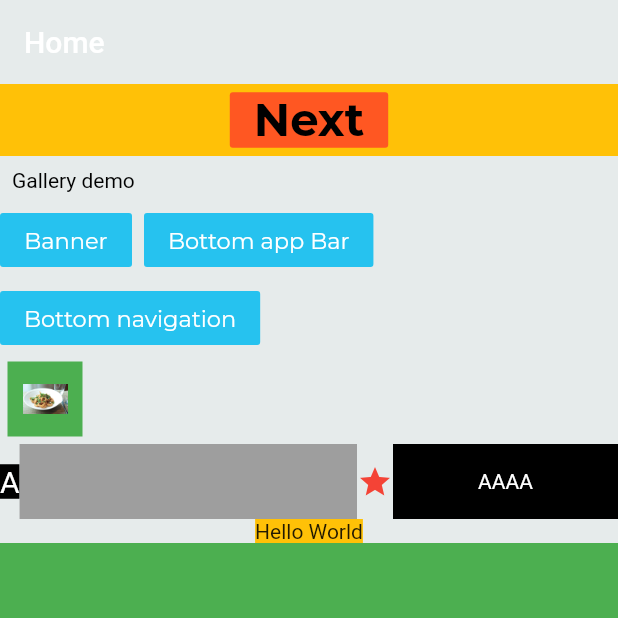
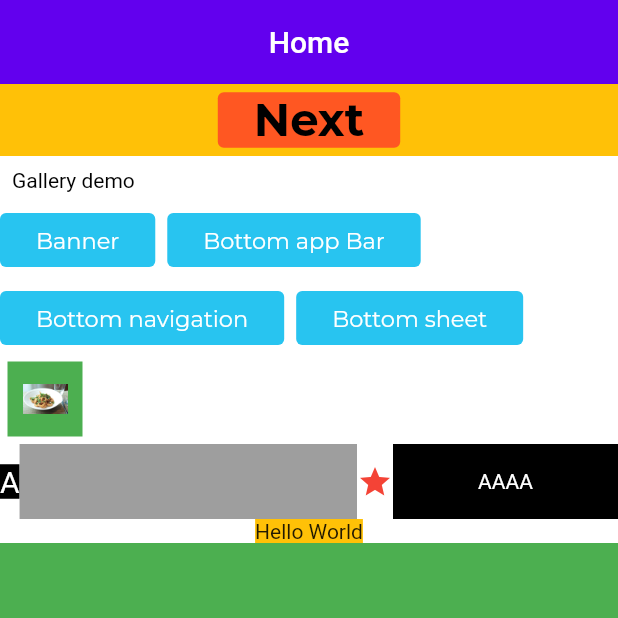
Before and after one commit to luffyjie/flutter, a Flutter app: the screen it shows after launch, on a phone screen of 412 x 824 dp, the top half of it. Run offline on Flutter 3.47's test engine with Material 2 defaults, Android fonts, the phone set to English and light mode, and no system bars; our stand-ins replace flutter_localized_locales, flutter_swiper, google_fonts; generated files the repository leaves out were written again.

Commit message:
setup global appbartheme bottombartheme

```diff
--- a/flutter_autoLayout/lib/gallery/banner_demo.dart
+++ b/flutter_autoLayout/lib/gallery/banner_demo.dart
@@ -74,7 +74,6 @@ class _BannerDemoState extends State<BannerDemo> {
     return Scaffold(
         appBar: AppBar(
           title: Text(AutolayoutLocalizations.of(context).demoBannerTitle),
-          centerTitle: true,
           actions: [
             PopupMenuButton<BannerDemoAction>(
               onSelected: handleDemoAction,
--- a/flutter_autoLayout/lib/gallery/bottom_navigation_demo.dart
+++ b/flutter_autoLayout/lib/gallery/bottom_navigation_demo.dart
@@ -64,7 +64,6 @@ class _BotttomNavigationDemoState extends State<BotttomNavigationDemo> {
       appBar: AppBar(
         automaticallyImplyLeading: false,
         title: Text(_title(context)),
-        backgroundColor: Theme.of(context).colorScheme.primary,
         centerTitle: true,
       ),
       body: Center(
--- a/flutter_autoLayout/lib/main.dart
+++ b/flutter_autoLayout/lib/main.dart
@@ -9,6 +9,7 @@ import 'gallery/bottom_app_bar_demo.dart';
 import 'gallery/banner_demo.dart';
 import 'gallery/gallery_button.dart';
 import 'gallery/bottom_navigation_demo.dart';
+import 'gallery/bottom_sheet_demo.dart';
 
 void main() {
   runApp(MyApp());
@@ -33,7 +34,10 @@ class MyApp extends StatelessWidget {
           '/bottomappbar_demo': (BuildContext context) => BottomAppBarDemo(),
           '/bottomnavigation_demo': (BuildContext context) =>
               BotttomNavigationDemo(
-                type: BottomNavigationDemoType.withoutLabels,
+                type: BottomNavigationDemoType.withLables,
+              ),
+          '/bottom_sheet_demo': (BuildContext context) => BottomSheetDemo(
+                type: BottomSheetDemoType.modal,
               ),
         },
         localizationsDelegates: const [
@@ -107,6 +111,11 @@ class _MyHomePageSatate extends State<MyHomePage> {
                       onPressed: () {
                         Navigator.pushNamed(context, '/bottomnavigation_demo');
                       }),
+                  GalleryButton(
+                      name: "Bottom sheet",
+                      onPressed: () {
+                        Navigator.pushNamed(context, '/bottom_sheet_demo');
+                      }),
                 ],
               ),
               Row(
--- a/flutter_autoLayout/lib/themes/theme_data.dart
+++ b/flutter_autoLayout/lib/themes/theme_data.dart
@@ -15,20 +15,30 @@ class AutolayoutThemeData {
   static ThemeData themeData(ColorScheme colorScheme, Color focusColor) {
     return ThemeData(
       colorScheme: colorScheme,
-      textTheme: _textTheme,
-      // Matches manifest.json colors and background color.
-      primaryColor: const Color(0xFF030303),
       appBarTheme: AppBarTheme(
         textTheme: _textTheme.apply(bodyColor: colorScheme.onPrimary),
-        color: colorScheme.background,
+        color: colorScheme.primary,
         elevation: 0,
-        iconTheme: IconThemeData(color: colorScheme.primary),
+        iconTheme: IconThemeData(color: colorScheme.onPrimary),
         brightness: colorScheme.brightness,
+        centerTitle: true,
+      ),
+      bottomAppBarTheme: BottomAppBarTheme(
+        color: colorScheme.primary,
+      ),
+      buttonTheme: ButtonThemeData(
+        textTheme: ButtonTextTheme.primary,
+        colorScheme: colorScheme,
       ),
       iconTheme: IconThemeData(color: colorScheme.onPrimary),
+      textTheme: _textTheme,
+      primaryColor: colorScheme.primary,
+      backgroundColor: Colors.white,
       canvasColor: colorScheme.background,
+      toggleableActiveColor: colorScheme.primary,
       scaffoldBackgroundColor: colorScheme.background,
       highlightColor: Colors.transparent,
+      indicatorColor: colorScheme.onPrimary,
       accentColor: colorScheme.primary,
       focusColor: focusColor,
       snackBarTheme: SnackBarThemeData(
@@ -43,18 +53,18 @@ class AutolayoutThemeData {
   }
 
   static const ColorScheme lightColorScheme = ColorScheme(
-    primary: Color(0xFFB93C5D),
-    primaryVariant: Color(0xFF117378),
-    secondary: Color(0xFFEFF3F3),
-    secondaryVariant: Color(0xFFFAFBFB),
-    background: Color(0xFFE6EBEB),
-    surface: Color(0xFFFAFBFB),
-    onBackground: Colors.white,
+    primary: Color(0xFF6200EE),
+    primaryVariant: Color(0xFF6200EE),
+    secondary: Color(0xFFFF5722),
+    secondaryVariant: Color(0xFFFF5722),
+    background: Colors.white,
+    surface: Color(0xFFF2F2F2),
+    onBackground: Colors.black,
     error: _lightFillColor,
     onError: _lightFillColor,
-    onPrimary: _lightFillColor,
-    onSecondary: Color(0xFF322942),
-    onSurface: Color(0xFF241E30),
+    onSurface: Colors.black,
+    onPrimary: Colors.white,
+    onSecondary: Colors.white,
     brightness: Brightness.light,
   );
 
@@ -65,12 +75,12 @@ class AutolayoutThemeData {
     secondaryVariant: Color(0xFF451B6F),
     background: Color(0xFF241E30),
     surface: Color(0xFF1F1929),
-    onBackground: Color(0x0DFFFFFF), // White with 0.05 opacity
     error: _darkFillColor,
     onError: _darkFillColor,
     onPrimary: _darkFillColor,
     onSecondary: _darkFillColor,
     onSurface: _darkFillColor,
+    onBackground: Color(0x0DFFFFFF), // White with 0.05 opacity
     brightness: Brightness.dark,
   );
 
```
Also changed, not shown: flutter_autoLayout/lib/gallery/bottom_app_bar_demo.dart (+6 -5 lines), flutter_autoLayout/lib/gallery/bottom_sheet_demo.dart (added, +165 -0 lines), 2 other files.
